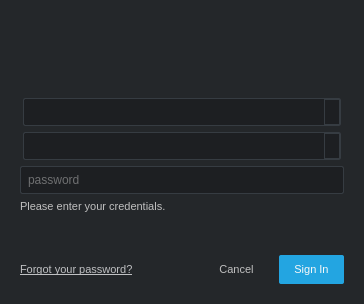
Before: the Qt Designer form python/tank/authentication/resources/login_dialog.ui in shotgunsoftware/tk-core, drawn with Qt 5.
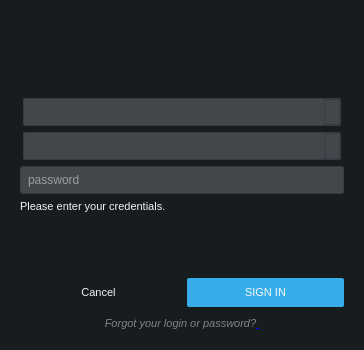
After: the same form once the commit is applied. Icons and pictures are not drawn. Custom widgets are drawn as their Qt base class.

Commit message: style sheet

```diff
--- a/python/tank/authentication/resources/login_dialog.ui
+++ b/python/tank/authentication/resources/login_dialog.ui
@@ -10,7 +10,7 @@
     <x>0</x>
     <y>0</y>
     <width>364</width>
-    <height>304</height>
+    <height>350</height>
    </rect>
   </property>
   <property name="minimumSize">
@@ -22,12 +22,11 @@
   <property name="styleSheet">
    <string notr="true">QWidget
 {
-    background-color:  rgb(36, 39, 42);
-    color: rgb(192, 193, 195);
+    background-color:  rgb(23, 28, 31);
     selection-background-color: rgb(168, 123, 43);
     selection-color: rgb(230, 230, 230);
     font-size: 11px;
-    color: rgb(192, 192, 192);
+    color: rgb(242, 244, 247);
 }
 
 QPushButton
@@ -41,7 +40,7 @@
 
 QLineEdit, QComboBox
 {
-	background-color: rgb(29, 31, 34);
+	background-color: rgb(67, 71, 75);
 	border: 1px solid rgb(54, 60, 66);
 	border-radius: 2px;
 	padding: 5px;
@@ -98,7 +97,7 @@
        </property>
        <property name="maximumSize">
         <size>
-         <width>250</width>
+         <width>72</width>
          <height>72</height>
         </size>
        </property>
@@ -233,13 +232,53 @@
         </widget>
        </item>
        <item>
-        <layout class="QHBoxLayout" name="button_layout" stretch="0,1,0,0">
+        <layout class="QVBoxLayout" name="verticalLayout_9" stretch="0,0">
          <property name="spacing">
           <number>10</number>
          </property>
          <property name="leftMargin">
           <number>0</number>
          </property>
+         <item>
+          <layout class="QHBoxLayout" name="horizontalLayout_5">
+           <item>
+            <widget class="QPushButton" name="cancel">
+             <property name="styleSheet">
+              <string notr="true"/>
+             </property>
+             <property name="text">
+              <string>Cancel</string>
+             </property>
+             <property name="autoDefault">
+              <bool>false</bool>
+             </property>
+             <property name="flat">
+              <bool>true</bool>
+             </property>
+            </widget>
+           </item>
+           <item>
+            <widget class="QPushButton" name="sign_in">
+             <property name="styleSheet">
+              <string notr="true">color: rgb(248, 248, 248);
+background-color: rgb(54, 173, 232);</string>
+             </property>
+             <property name="text">
+              <string>SIGN IN</string>
+             </property>
+             <property name="autoDefault">
+              <bool>true</bool>
+             </property>
+             <property name="default">
+              <bool>true</bool>
+             </property>
+             <property name="flat">
+              <bool>true</bool>
+             </property>
+            </widget>
+           </item>
+          </layout>
+         </item>
          <item>
           <widget class="QLabel" name="forgot_password_link">
            <property name="cursor">
@@ -252,7 +291,11 @@
 }</string>
            </property>
            <property name="text">
-            <string>&lt;html&gt;&lt;head/&gt;&lt;body&gt;&lt;p&gt;&lt;a href=&quot;http://mystudio.shotgunstudio.com/user/forgot_password&quot;&gt;&lt;span style=&quot; text-decoration: underline; color:#c0c1c3;&quot;&gt;Forgot your password?&lt;/span&gt;&lt;/a&gt;&lt;/p&gt;&lt;/body&gt;&lt;/html&gt;</string>
+            <string>&lt;center&gt;
+   &lt;a href=&quot;http://mystudio.shotgunstudio.com/user/forgot_password&quot;&gt;
+        &lt;span style=&quot; text-decoration: none; color:#828487;&quot;&gt;&lt;i&gt;Forgot your login or password?&lt;/i&gt;&lt;/span&gt;
+   &lt;/a&gt;
+&lt;/center&gt;</string>
            </property>
            <property name="textFormat">
             <enum>Qt::RichText</enum>
@@ -265,55 +308,6 @@
            </property>
           </widget>
          </item>
-         <item>
-          <spacer name="sign_in_hspacer">
-           <property name="orientation">
-            <enum>Qt::Horizontal</enum>
-           </property>
-           <property name="sizeHint" stdset="0">
-            <size>
-             <width>40</width>
-             <height>20</height>
-            </size>
-           </property>
-          </spacer>
-         </item>
-         <item>
-          <widget class="QPushButton" name="cancel">
-           <property name="styleSheet">
-            <string notr="true"/>
-           </property>
-           <property name="text">
-            <string>Cancel</string>
-           </property>
-           <property name="autoDefault">
-            <bool>false</bool>
-           </property>
-           <property name="flat">
-            <bool>true</bool>
-           </property>
-          </widget>
-         </item>
-         <item>
-          <widget class="QPushButton" name="sign_in">
-           <property name="styleSheet">
-            <string notr="true">color: rgb(248, 248, 248);
-background-color: rgb(35, 165, 225);</string>
-           </property>
-           <property name="text">
-            <string>Sign In</string>
-           </property>
-           <property name="autoDefault">
-            <bool>true</bool>
-           </property>
-           <property name="default">
-            <bool>true</bool>
-           </property>
-           <property name="flat">
-            <bool>true</bool>
-           </property>
-          </widget>
-         </item>
         </layout>
        </item>
       </layout>
```
Left out of the diff: 13 changed lines with no effect on the pictures. The commit also changes 2 other files.
